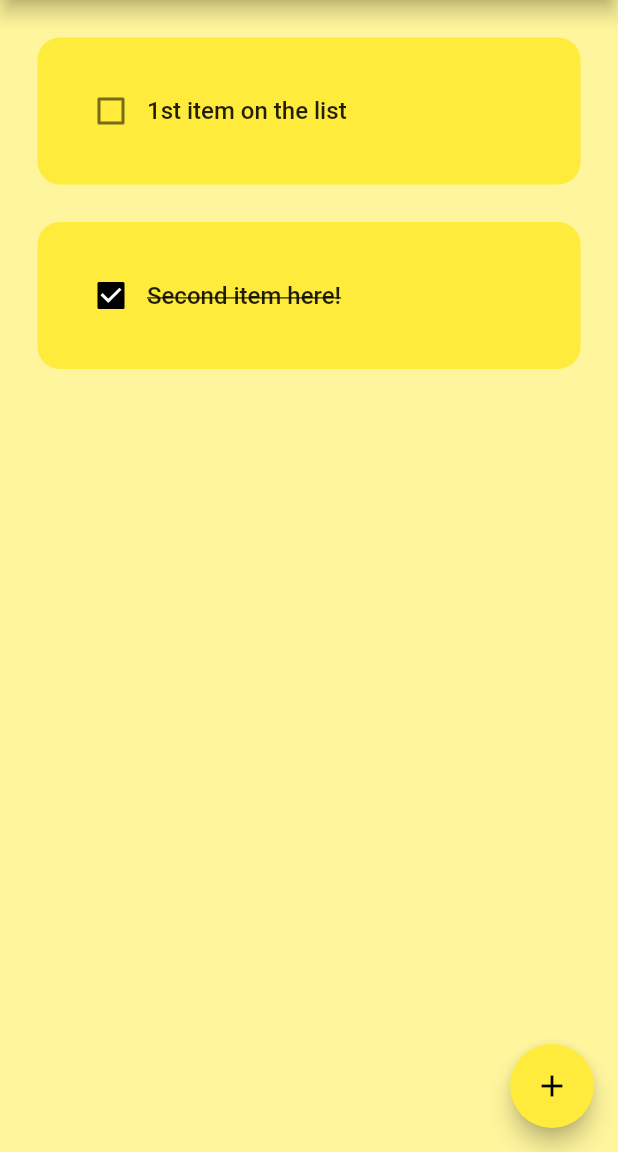
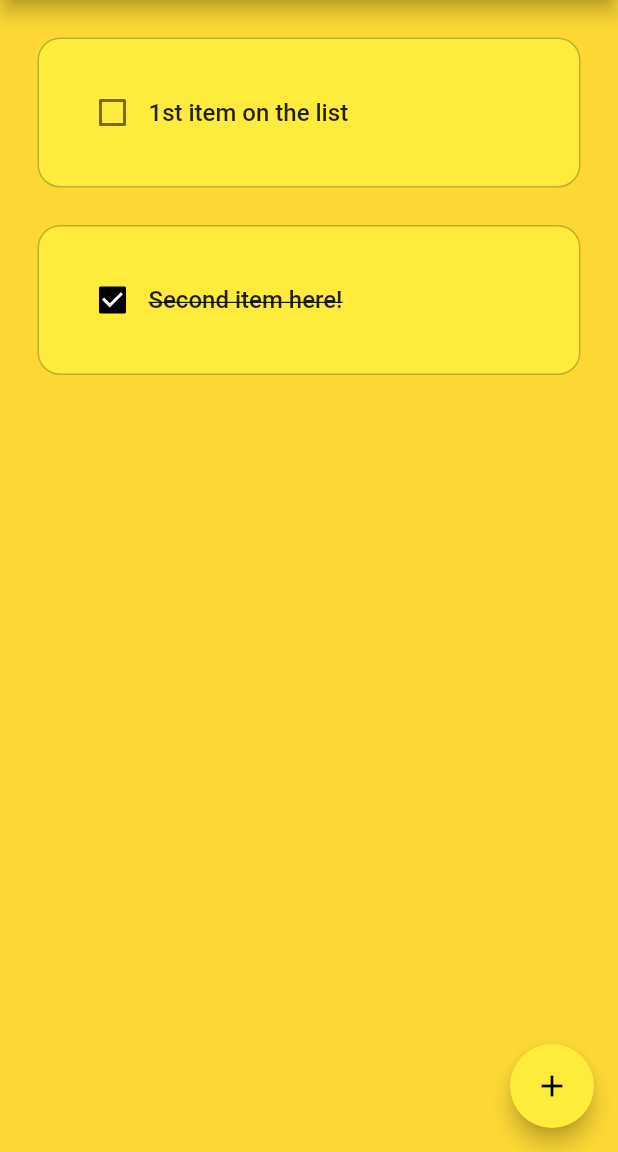
Before and after one commit to itsMike05/To-Do-Flutter, a Flutter app: the screen it shows after launch, on a phone screen of 412 x 824 dp, the part 84-1236 px from its top. Run offline on Flutter 3.47's test engine with Material 2 defaults, Android fonts, the phone set to English and light mode, and no system bars; drawn by our look-alikes of flutter_slidable; our stand-ins replace fluttertoast, hive_flutter; accounts and stored records are empty.

Commit message:
Small UI changes to the todo_item Widget

```diff
--- a/lib/pages/homepage.dart
+++ b/lib/pages/homepage.dart
@@ -79,7 +79,7 @@ class _HomepageState extends State<Homepage> {
   @override
   Widget build(BuildContext context) {
     return Scaffold(
-      backgroundColor: Colors.yellow[200],
+      backgroundColor: Colors.yellow[600],
       appBar: AppBar(
         elevation: 5,
         title: const Center(
--- a/lib/util/todo_item.dart
+++ b/lib/util/todo_item.dart
@@ -34,7 +34,9 @@ class ToDoItem extends StatelessWidget {
         child: Container(
           padding: const EdgeInsets.all(25.0),
           decoration: BoxDecoration(
-              color: Colors.yellow, borderRadius: BorderRadius.circular(15)),
+              color: Colors.yellow,
+              borderRadius: BorderRadius.circular(15),
+              border: Border.all(color: Colors.black26)),
           child: Row(
             children: [
               // Checkbox
```
